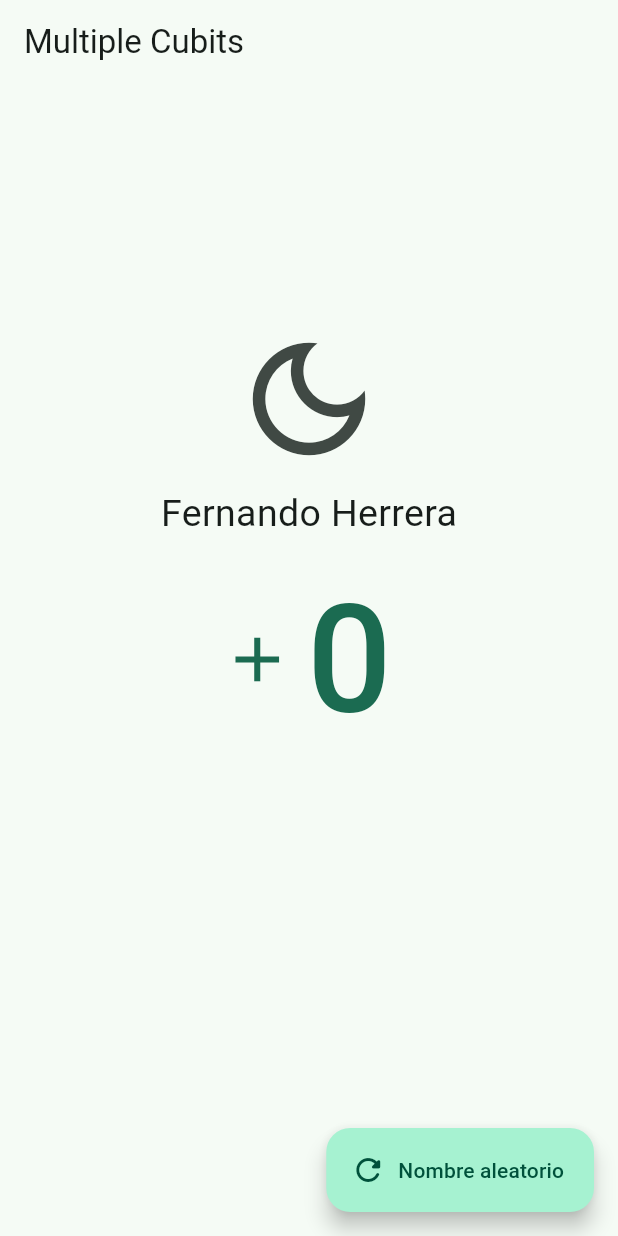
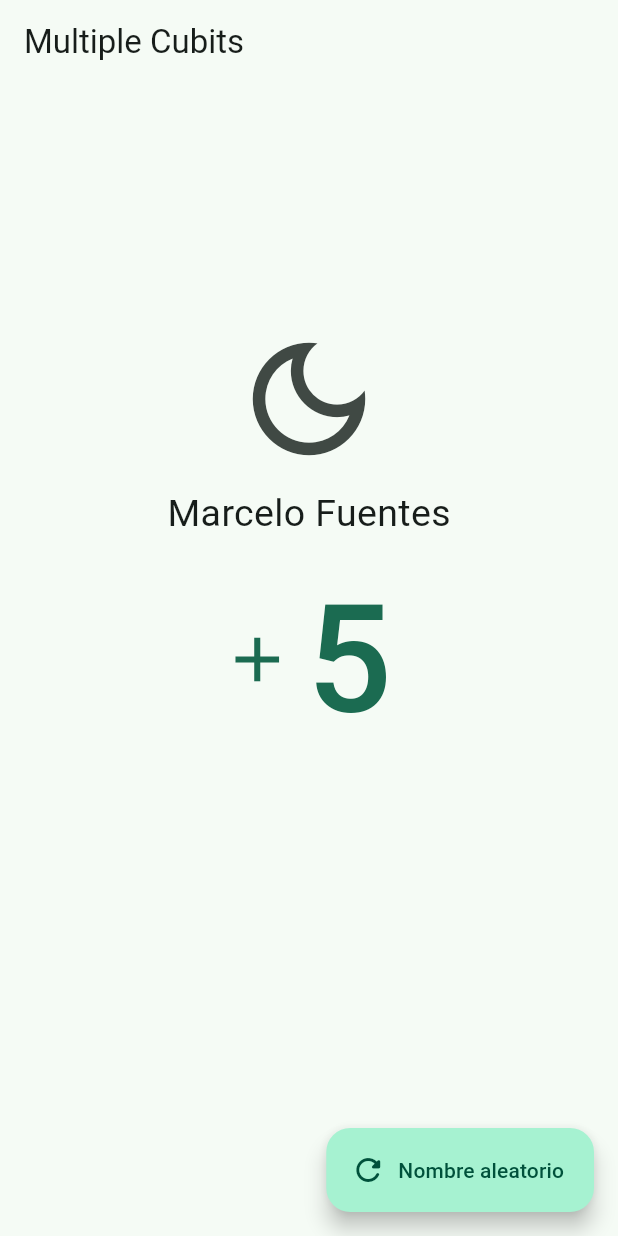
Before and after one commit to marcelojmfr10/flutter-bloc, a Flutter app: the MultipleCubitScreen screen opened by its route, on a phone screen of 412 x 824 dp. Run offline on Flutter 3.47's test engine with Material 3 defaults, Android fonts, the phone set to English and light mode, and no system bars; our stand-ins replace bloc, dio, flutter_bloc, go_router; missing offline and left inert: random_name_generator.

Commit message:
Counter cubit

```diff
--- a/lib/main.dart
+++ b/lib/main.dart
@@ -16,6 +16,7 @@ class BlocsProviders extends StatelessWidget {
       providers: [
         BlocProvider(create: (context) => UsernameCubit(), lazy: false),
         BlocProvider(create: (context) => RouterSimpleCubit()),
+        BlocProvider(create: (context) => CounterCubit()),
       ],
       child: MainApp(),
     );
--- /dev/null
+++ b/lib/presentation/blocs/02_counter/counter_cubit.dart
@@ -0,0 +1,7 @@
+import 'package:bloc/bloc.dart';
+
+class CounterCubit extends Cubit<int> {
+  CounterCubit() : super(5);
+
+  void incrementBy(int value) => emit(state + value);
+}
--- a/lib/presentation/blocs/blocs.dart
+++ b/lib/presentation/blocs/blocs.dart
@@ -1 +1,2 @@
 export '01_simple_cubit/username_cubit.dart';
+export '02_counter/counter_cubit.dart';
--- a/lib/presentation/screens/03_multiple_cubits/multiple_cubits_screen.dart
+++ b/lib/presentation/screens/03_multiple_cubits/multiple_cubits_screen.dart
@@ -1,10 +1,14 @@
 import 'package:flutter/material.dart';
+import 'package:flutter_bloc/flutter_bloc.dart';
+import 'package:flutter_bloc_cubits/presentation/blocs/blocs.dart';
 
 class MultipleCubitScreen extends StatelessWidget {
   const MultipleCubitScreen({super.key});
 
   @override
   Widget build(BuildContext context) {
+    final counterCubit = context.watch<CounterCubit>();
+
     return Scaffold(
       appBar: AppBar(title: const Text('Multiple Cubits')),
       body: Center(
@@ -18,12 +22,17 @@ class MultipleCubitScreen extends StatelessWidget {
               onPressed: () {},
             ),
 
-            const Text('Fernando Herrera', style: TextStyle(fontSize: 25)),
+            const Text('Marcelo Fuentes', style: TextStyle(fontSize: 25)),
 
             TextButton.icon(
               icon: const Icon(Icons.add, size: 50),
-              label: const Text('0', style: TextStyle(fontSize: 100)),
-              onPressed: () {},
+              label: Text(
+                '${counterCubit.state}',
+                style: TextStyle(fontSize: 100),
+              ),
+              onPressed: () {
+                counterCubit.incrementBy(2);
+              },
             ),
 
             const Spacer(flex: 2),
```
